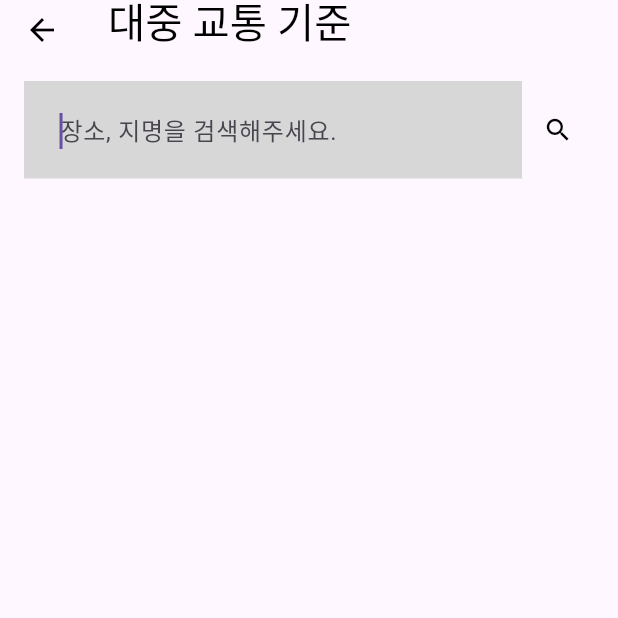
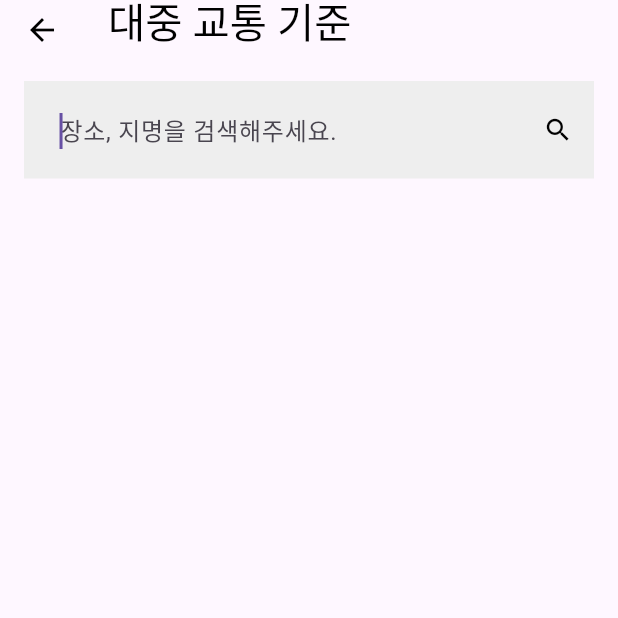
Before and after one commit to KimMinJin63/First_Project, a Flutter app: the FindStationPage screen opened by its route, on a phone screen of 412 x 824 dp, the top half of it. Run offline on Flutter 3.47's test engine with Material 3 defaults, Android fonts, the phone set to English and light mode, and no system bars; our stand-ins replace cloud_firestore, dio, firebase_auth, firebase_core, get, google_maps_flutter and 1 more; accounts and stored records are empty; Roboto replaces fonts that are missing (PretendardBold, PretendardRegular).

```diff
--- a/lib/controller/station_controller.dart
+++ b/lib/controller/station_controller.dart
@@ -6,6 +6,7 @@ import 'package:get/get.dart';
 class StationController extends GetxController {
   TextEditingController searchController = TextEditingController();
   RxString findStation = ''.obs;
+  RxBool isSearching = false.obs;
   // RxString switchName = ''.obs;
   // RxList switchNameList = [].obs;
   RxList<District> searchResults = <District>[].obs;
--- a/lib/util/app_pages.dart
+++ b/lib/util/app_pages.dart
@@ -15,6 +15,7 @@ import 'package:first_project/view/page/login_page.dart';
 import 'package:first_project/view/page/main_page.dart';
 import 'package:first_project/view/page/map_find_page.dart';
 import 'package:first_project/view/page/map_page.dart';
+import 'package:first_project/view/page/marker_detail_page.dart';
 import 'package:first_project/view/page/membership_withdrawal_page.dart';
 import 'package:first_project/view/page/my_review_page.dart';
 import 'package:first_project/view/page/review_detail_page.dart';
@@ -73,6 +74,10 @@ class AppPages {
     GetPage(
         name: AppRoutes.findStation,
         page: () => const FindStationPage(),
+        transition: Transition.fadeIn),
+    GetPage(
+        name: AppRoutes.markerDetail,
+        page: () => const MarkerDetailPage(),
         transition: Transition.fadeIn),
     GetPage(
         name: AppRoutes.mapFind,
--- a/lib/util/app_routes.dart
+++ b/lib/util/app_routes.dart
@@ -14,6 +14,7 @@ import 'package:first_project/view/page/login_page.dart';
 import 'package:first_project/view/page/main_page.dart';
 import 'package:first_project/view/page/map_find_page.dart';
 import 'package:first_project/view/page/map_page.dart';
+import 'package:first_project/view/page/marker_detail_page.dart';
 import 'package:first_project/view/page/membership_withdrawal_page.dart';
 import 'package:first_project/view/page/my_review_page.dart';
 import 'package:first_project/view/page/review_detail_page.dart';
@@ -36,6 +37,7 @@ class AppRoutes {
   static const searchScreen = SearchScreen.route;
   static const likeScreen = LikeScreen.route;
   static const myScreen = MyScreen.route;
+  static const markerDetail = MarkerDetailPage.route;
   // static const findRestaurant = FindRestaurantPage.route;
   static const detailRestaurant = DetailRestaurantPage.route;
   static const mapFind = MapFindPage.route;
--- a/lib/view/page/find_station_page.dart
+++ b/lib/view/page/find_station_page.dart
@@ -25,32 +25,6 @@ class FindStationPage extends GetView<StationController> {
           padding: const EdgeInsets.all(16.0),
           child: Column(
             children: [
-            // Padding(
-            //   padding: const EdgeInsets.only(top: 8),
-            //   child: TextField(
-            //     controller: controller.searchController,
-            //     onChanged: (value){
-            //       controller.findStation.value = value;
-            //     },
-            //     decoration: InputDecoration(
-            //         filled: true,
-            //         fillColor: AppColor.darkgrey,
-            //         hintText: '역, 정류장을 검색해주세요.',
-            //         contentPadding: const EdgeInsets.all(20),
-            //         border: InputBorder.none,
-            //         suffixIconColor: Colors.black,
-            //         suffixIcon: IconButton(
-            //             onPressed: () {
-            //               if (controller.findStation.value.isNotEmpty) {
-            //                 controller.findStations();
-            //               }
-            //               // print('${controller.findStations}');
-            //             },
-            //             icon: const Icon(Icons.search))),
-
-            //   ),
-
-            // ),
               Padding(
                 padding: const EdgeInsets.only(top: 8),
                 child: Row(
@@ -59,29 +33,28 @@ class FindStationPage extends GetView<StationController> {
                       child: TextField(
                         controller: controller.searchController,
                         autofocus: true,
-                      onChanged: (value) {
+                        onSubmitted: (value) {
                           controller.findStation.value = value;
-                        controller.findStations();
                         },
-                      decoration: const InputDecoration(
-                        filled: true,
-                        fillColor: AppColor.darkgrey,
-                        hintText: '장소, 지명을 검색해주세요.',
-                        contentPadding: EdgeInsets.all(20),
-                        border: InputBorder.none,
-                      ),
-                    ),
-                  ),
-                  IconButton(
-                    onPressed: () {
+                        decoration: InputDecoration(
+                          suffixIcon: IconButton(
+                            onPressed: () async {
                               if (controller.findStation.value.isNotEmpty) {
-                        controller.findStations();
+                                await controller.findStations();
                               }
                             },
                             icon: const Icon(
                               Icons.search,
                               size: 20,
-                      color: AppColor.black,
+                              color: Colors.black,
+                            ),
+                          ),
+                          filled: true,
+                          fillColor: Colors.grey[200],
+                          hintText: '장소, 지명을 검색해주세요.',
+                          contentPadding: const EdgeInsets.all(20),
+                          border: InputBorder.none,
+                        ),
                       ),
                     ),
                   ],
@@ -90,37 +63,45 @@ class FindStationPage extends GetView<StationController> {
               const SizedBox(
                 height: 16,
               ),
-            Expanded(child: Obx(() {
-              if (controller.findStation.value.isEmpty) {
+              Expanded(
+                child: Obx(() {
+                  if (controller.findStation.value.isNotEmpty &&
+                      controller.searchResults.isEmpty &&
+                      !controller.isSearching.value) {
                         return const SizedBox();
-              } else if (controller.searchResults.isEmpty) {
-                return Text(
-                  '일치하는 식당이 없습니다.',
-                  style: AppTextStyle.koPtBold32(),
-                  textAlign: TextAlign.center,
-                );
+                    // return Text(
+                    //   '일치하는 식당이 없습니다.',
+                    //   style: TextStyle(
+                    //     fontSize: 32,
+                    //     fontWeight: FontWeight.bold,
+                    //   ),
+                    //   textAlign: TextAlign.center,
+                    // );
                   } else {
                     return ListView.builder(
                       itemCount: controller.searchResults.length,
                       itemBuilder: (context, index) {
                         final restaurant = controller.searchResults[index];
-                      return
-                  AppButton(
+                        return AppButton(
                           name: restaurant.name ?? '식당 없음',
                           onPressed: () {
-                        // // 선택된 District를 업데이트하고 페이지 이동
-                        // controller.updateSelectedDistrict(restaurant);
-                        Get.toNamed(ReviewDetailPage.route,
-                            arguments: restaurant);
+                            Get.toNamed(
+                              ReviewDetailPage.route,
+                              arguments: restaurant,
+                            );
                           },
                           color: AppColor.black,
-                      style: AppTextStyle.koPtRegular16white());
-                });
+                          style: AppTextStyle.koPtRegular16white(),
+                        );
+                      },
+                    );
                   }
-            }))
+                }),
+              ),
             ],
           ),
-      )),
+        ),
+      ),
     );
   }
 }
```
Also changed, not shown: lib/controller/map_controller.dart (+156 -5 lines), lib/view/page/map_find_page.dart (+12 -9 lines), lib/view/page/marker_detail_page.dart (added, +162 -0 lines), lib/view/page/review_detail_page.dart (+19 -12 lines), lib/view/page/review_page.dart (+7 -7 lines). Lines whose indentation alone changed are shown as unchanged.
